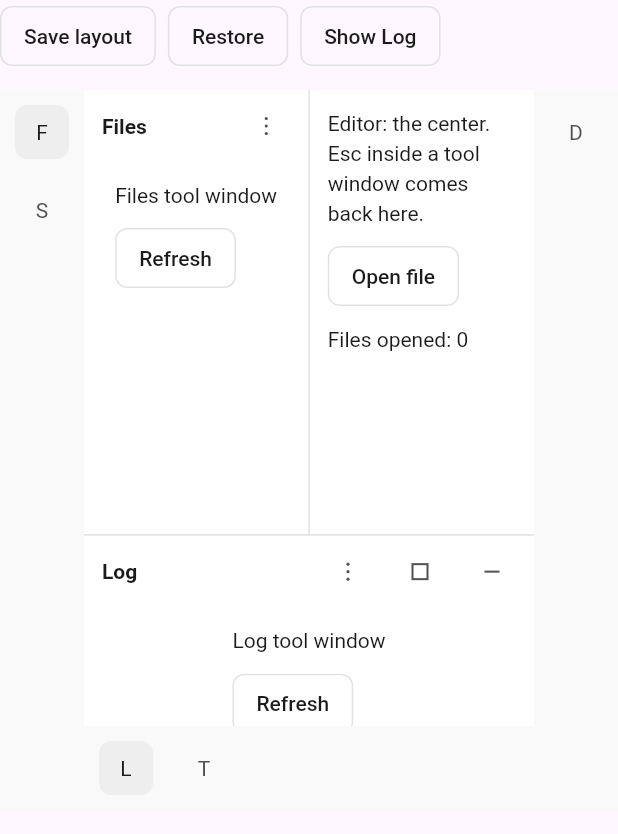
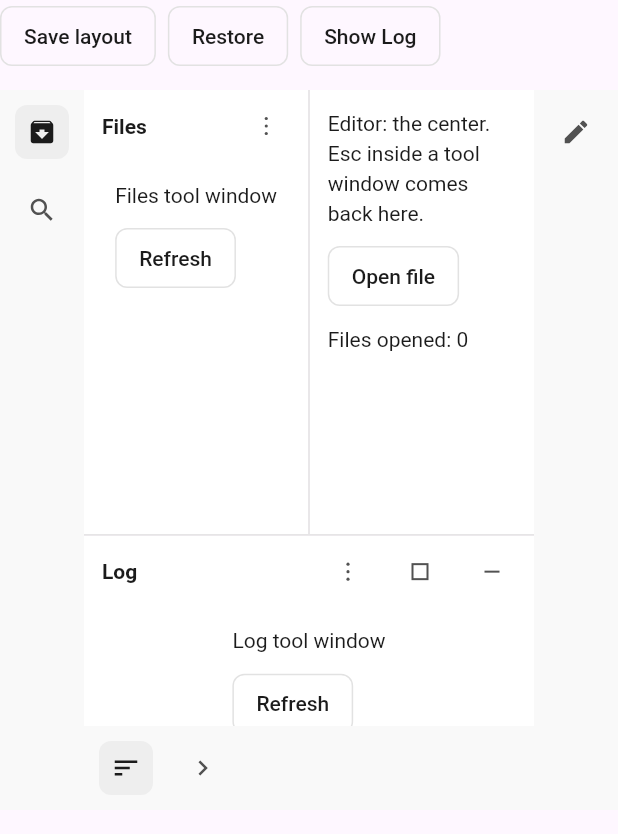
Before and after one commit to srctool/camouflage-dart, a Flutter app: the DockLayoutDemo widget shown alone on an empty page, opened directly, on a phone screen of 412 x 824 dp. Shown: the top 834 px of the screen. Run offline on Flutter 3.47's test engine with Material 3 defaults, Android fonts, the phone set to English and light mode, and no system bars; our stand-ins replace flutter_svg, material_color_utilities, material_ui.

Commit message:
fix(example): dock stripe icons are real icons so an open window shows in every skin (#178)
The dock sample's stripe buttons held plain letters as their icons. A
skin tints a checked icon button's icon (Material draws no container for
it), and a letter ignores that tint, so in Material an open window
looked the same as a closed one. The sample now uses real icons
(archive, search, edit, sort, chevron), which take the tint. This is
sample-only: the dock itself already shows the state through the skin's
checked look.

Found in a visual pass over Fluent, Fluent Acrylic, Material, Cupertino,
Cupertino Glass and Carbon (dock, command palette and document tabs),
run in the Flutter web example in a browser. All three components took
each skin's look; this was the only problem.

Part of srctool/camouflage-dart#160 (0.2.0). It changes the example that
ships in the packages, so it goes in before the tag.

Tests: analyze and the 29 example tests; checked in the web example in
the Material skin after the change.

🤖 Generated with [Claude Code](https://claude.com/claude-code)

Co-authored-by: Claude Sonnet 5.5 <noreply@anthropic.com>

```diff
--- a/example/lib/dock_layout.dart
+++ b/example/lib/dock_layout.dart
@@ -1,16 +1,19 @@
 import 'package:camouflage_core/camouflage_core.dart';
 import 'package:flutter/widgets.dart';
+
+import 'app_icon.dart';
 
 // The M16 dock layout: five tool windows on three edges. Tap a stripe button to toggle a window, drag a divider,
 // use a window's menu to move it, maximize or hide it. "Show Log" moves keyboard focus into a window; Esc returns it
 // to the editor. The layout is app state: "Save layout" keeps a snapshot, "Restore" brings it back.
 
-const _windows = [
-  ('files', 'Files', DockEdge.left),
-  ('search', 'Search', DockEdge.left),
-  ('details', 'Details', DockEdge.right),
-  ('log', 'Log', DockEdge.bottom),
-  ('terminal', 'Terminal', DockEdge.bottom),
+// A stripe button's icon takes the skin's tint, so an open window shows in every skin (Material colors the icon).
+const _windows = <(String, String, DockEdge, Widget)>[
+  ('files', 'Files', DockEdge.left, AppIcon.archive()),
+  ('search', 'Search', DockEdge.left, AppIcon.search()),
+  ('details', 'Details', DockEdge.right, AppIcon.edit()),
+  ('log', 'Log', DockEdge.bottom, AppIcon.sort()),
+  ('terminal', 'Terminal', DockEdge.bottom, AppIcon.chevronRight()),
 ];
 
 /// The dock layout sample.
@@ -24,7 +27,7 @@ class DockLayoutDemo extends StatefulWidget {
 
 class _DockLayoutDemoState extends State<DockLayoutDemo> {
   final _state = CamoDockState(
-    {for (final (id, _, edge) in _windows) id: edge},
+    {for (final (id, _, edge, _) in _windows) id: edge},
     open: {'files', 'log'},
   );
   CamoDockSnapshot? _saved;
@@ -69,11 +72,11 @@ class _DockLayoutDemoState extends State<DockLayoutDemo> {
         child: CamoDockLayout(
           state: _state,
           toolWindows: [
-            for (final (id, title, edge) in _windows)
+            for (final (id, title, edge, icon) in _windows)
               CamoToolWindow(
                 id: id,
                 title: title,
-                icon: CamoText(title.substring(0, 1)),
+                icon: icon,
                 defaultEdge: edge,
                 child: SingleChildScrollView(
                   padding: const EdgeInsets.all(12),
```
